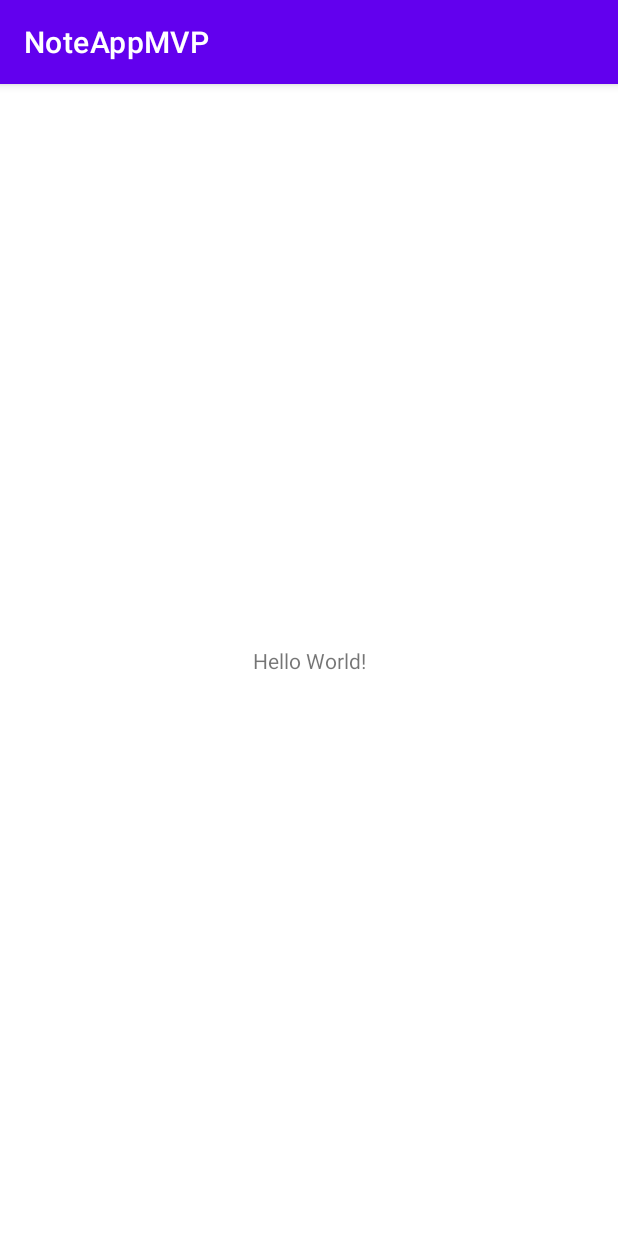
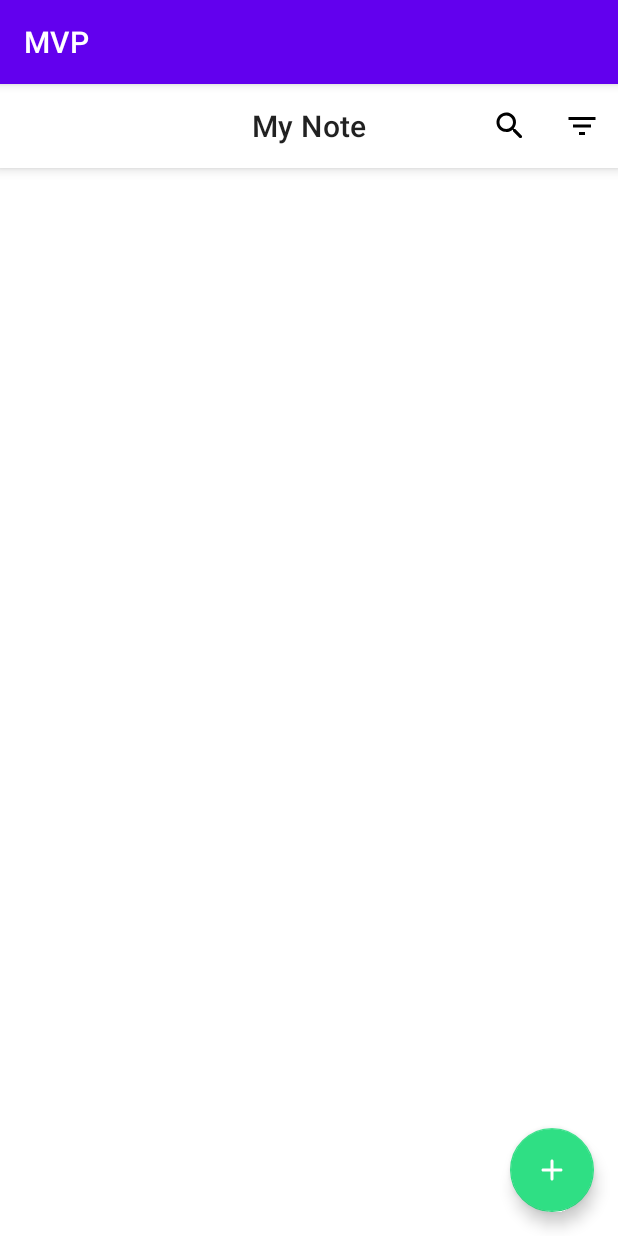
Before and after one commit to Ghazal-Jamalzadeh/NoteAppMVP, an Android app: the screen it shows after launch (MainActivity), on a phone screen of 412 x 824 dp. Run offline under Robolectric (Android 15) with nearby library versions, the phone set to English and light mode, and no system bars; our stand-ins replace Dagger/Hilt's generated code.

Commit message:
MainActivity ui

```diff
--- a/app/src/main/AndroidManifest.xml
+++ b/app/src/main/AndroidManifest.xml
@@ -15,8 +15,8 @@
         android:theme="@style/Theme.NoteAppMVP"
         tools:targetApi="31">
         <activity
-            android:name=".MainActivity"
-            android:exported="true">
+            android:name=".ui.main.MainActivity"
+            android:exported="false">
             <intent-filter>
                 <action android:name="android.intent.action.MAIN" />
 
--- a/app/src/main/java/com/jmzd/ghazal/noteappmvp/MainActivity.kt
+++ b/app/src/main/java/com/jmzd/ghazal/noteappmvp/ui/main/MainActivity.kt
@@ -1,7 +1,8 @@
-package com.jmzd.ghazal.noteappmvp
+package com.jmzd.ghazal.noteappmvp.ui.main
 
 import androidx.appcompat.app.AppCompatActivity
 import android.os.Bundle
+import com.jmzd.ghazal.noteappmvp.R
 
 class MainActivity : AppCompatActivity() {
     override fun onCreate(savedInstanceState: Bundle?) {
--- a/app/src/main/res/layout/activity_main.xml
+++ b/app/src/main/res/layout/activity_main.xml
@@ -4,15 +4,47 @@
     xmlns:tools="http://schemas.android.com/tools"
     android:layout_width="match_parent"
     android:layout_height="match_parent"
-    tools:context=".MainActivity">
-
-    <TextView
+    >
+    <!--Toolbar-->
+    <com.google.android.material.appbar.MaterialToolbar
+        android:id="@+id/notesToolbar"
+        android:layout_width="match_parent"
+        android:layout_height="?attr/actionBarSize"
+        android:background="@color/white"
+        android:elevation="5dp"
+        app:layout_constraintTop_toTopOf="parent"
+        app:menu="@menu/menu_toolbar"
+        app:title="@string/noteAppName"
+        app:titleCentered="true" />
+    <!--List-->
+    <androidx.recyclerview.widget.RecyclerView
+        android:id="@+id/noteList"
+        android:layout_width="match_parent"
+        android:layout_height="0dp"
+        app:layout_constraintBottom_toBottomOf="parent"
+        app:layout_constraintTop_toBottomOf="@id/notesToolbar" />
+    <!--Add note-->
+    <com.google.android.material.floatingactionbutton.FloatingActionButton
+        android:id="@+id/addNoteBtn"
         android:layout_width="wrap_content"
         android:layout_height="wrap_content"
-        android:text="Hello World!"
+        android:layout_margin="16dp"
+        android:src="@drawable/ic_round_add_24"
+        app:backgroundTint="@color/green"
         app:layout_constraintBottom_toBottomOf="parent"
         app:layout_constraintEnd_toEndOf="parent"
-        app:layout_constraintStart_toStartOf="parent"
-        app:layout_constraintTop_toTopOf="parent" />
+        app:tint="@color/white" />
+    <!--Empty-->
+    <androidx.constraintlayout.widget.ConstraintLayout
+        android:id="@+id/emptyLay"
+        android:layout_width="match_parent"
+        android:layout_height="0dp"
+        android:visibility="gone"
+        app:layout_constraintBottom_toBottomOf="parent"
+        app:layout_constraintTop_toBottomOf="@id/notesToolbar">
+
+        <include layout="@layout/empty_list" />
+
+    </androidx.constraintlayout.widget.ConstraintLayout>
 
 </androidx.constraintlayout.widget.ConstraintLayout>
--- /dev/null
+++ b/app/src/main/res/menu/menu_toolbar.xml
@@ -0,0 +1,17 @@
+<?xml version="1.0" encoding="utf-8"?>
+<menu xmlns:android="http://schemas.android.com/apk/res/android"
+    xmlns:app="http://schemas.android.com/apk/res-auto">
+    <item
+        android:id="@+id/actionSearch"
+        android:icon="@drawable/ic_round_search_24"
+        android:title="@string/search"
+        app:actionViewClass="androidx.appcompat.widget.SearchView"
+        app:iconTint="@color/black"
+        app:showAsAction="ifRoom|collapseActionView" />
+    <item
+        android:id="@+id/actionFilter"
+        android:icon="@drawable/ic_filter"
+        android:title="@string/filter"
+        app:iconTint="@color/black"
+        app:showAsAction="always" />
+</menu>
```
Also changed, not shown: app/src/main/res/layout/empty_list.xml (added, +16 -0 lines), app/src/main/res/values/strings.xml (+22 -1 lines), 1 other file.
